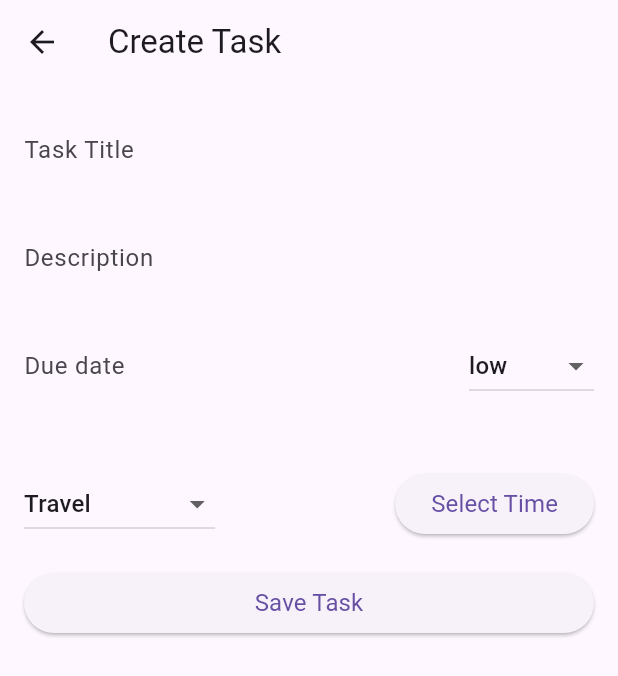
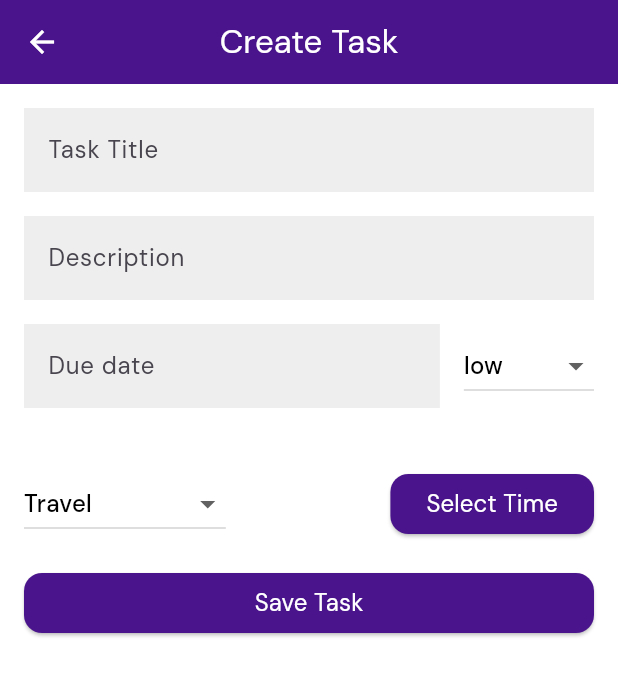
Before and after one commit to Lanyamhamad/task_management, a Flutter app: the screen it shows after launch, after a tap on the "add" icon, on a phone screen of 412 x 824 dp. Shown: the top 676 px of the screen. Run offline on Flutter 3.47's test engine with Material 3 defaults, Android fonts, the light colour scheme and no system bars; our stand-ins replace cloud_firestore, firebase_core, flutter_social_button, flutter_svg, google_fonts, shared_preferences and 1 more; accounts and stored records are empty.

Commit message:
some update

```diff
--- a/lib/main.dart
+++ b/lib/main.dart
@@ -37,8 +37,10 @@ class MyApp extends StatelessWidget {
   Widget build(BuildContext context) {
         return MaterialApp(
           debugShowCheckedModeBanner: false,
+            title: 'Personal Task Manager',
+            theme: AppTheme.lightTheme,
 
-      home: const SplashScreen(),
+          home: const SplashScreen(),
 
         );
       }
--- a/lib/providers/theme_provider.dart
+++ b/lib/providers/theme_provider.dart
@@ -2,10 +2,7 @@ import 'package:flutter/material.dart';
 import 'package:shared_preferences/shared_preferences.dart';
 
 class ThemeProvider with ChangeNotifier {
-    bool _isDarkMode = false;
-  static const String _themePreferenceKey = 'isDarkMode';
 
-  bool get isDarkMode => _isDarkMode;
 
   ThemeProvider() {
     _loadThemeFromPrefs();
@@ -17,10 +14,8 @@ class ThemeProvider with ChangeNotifier {
   }
 
   void toggleTheme() async {
-    _isDarkMode = !_isDarkMode;
     final prefs = await SharedPreferences.getInstance();
     notifyListeners();
   }
 
-  ThemeMode get themeMode => _isDarkMode ? ThemeMode.dark : ThemeMode.light;
 }
--- a/lib/screens/task_list.dart
+++ b/lib/screens/task_list.dart
@@ -1,5 +1,4 @@
 import 'package:flutter/material.dart';
-import 'package:personal_task_manager/main.dart';
 import 'package:personal_task_manager/providers/task_provider.dart';
 import 'package:personal_task_manager/widgets/app_text.dart';
 import 'package:personal_task_manager/widgets/appdrawer.dart';
--- a/lib/widgets/appdrawer.dart
+++ b/lib/widgets/appdrawer.dart
@@ -1,9 +1,9 @@
 import 'package:flutter/material.dart';
 import 'package:flutter_svg/svg.dart';
-import 'package:personal_task_manager/screens/contact_us.dart';
+import 'package:personal_task_manager/screens/drawer_pages/contact_us.dart';
 import 'package:personal_task_manager/screens/home_screen.dart';
-import 'package:personal_task_manager/screens/setting_screen.dart';
-import 'package:personal_task_manager/screens/task_calender.dart';
+import 'package:personal_task_manager/screens/drawer_pages/setting_screen.dart';
+import 'package:personal_task_manager/screens/drawer_pages/task_calender.dart';
 
 class MyDrawer extends StatelessWidget {
   const MyDrawer({super.key});
@@ -18,14 +18,14 @@ class MyDrawer extends StatelessWidget {
               decoration: BoxDecoration(
                 color: Color.fromARGB(255, 74, 20, 140),
               ),
-              child: Column(
+              child: Row(
                 crossAxisAlignment: CrossAxisAlignment.start,
                 children: [
                   SvgPicture.asset(
                   'assets/todo.svg', // Replace with your SVG file path
                   height: 80,
                   ),
-                  SizedBox(height: 10),
+                  SizedBox(width: 5),
                   Text(
                     'Menu',
                     style: TextStyle(
@@ -36,7 +36,13 @@ class MyDrawer extends StatelessWidget {
                 ],
               ),
             ),
-
+            ListTile(
+              leading: Icon(Icons.home),
+              title: Text('Home'),
+              onTap: () {
+                Navigator.push(context, MaterialPageRoute(builder: (context) => HomeScreen()));
+              },
+            ),
             ListTile(
               leading: Icon(Icons.settings),
               title: Text('Setting'),
```
Also changed, not shown: assets/addtask.png (added), assets/category.png (added), assets/mainpage.png (added), assets/selecting date.png (added), assets/selectingtime.png (added), assets/splashscreen.png (added), lib/models/task_model.dart (line endings or trailing spaces), lib/screens/drawer_pages/contact_us.dart (renamed from lib/screens/contact_us.dart), lib/screens/drawer_pages/setting_screen.dart (renamed from lib/screens/setting_screen.dart), lib/screens/drawer_pages/task_calender.dart (renamed from lib/screens/task_calender.dart), 1 other file.
